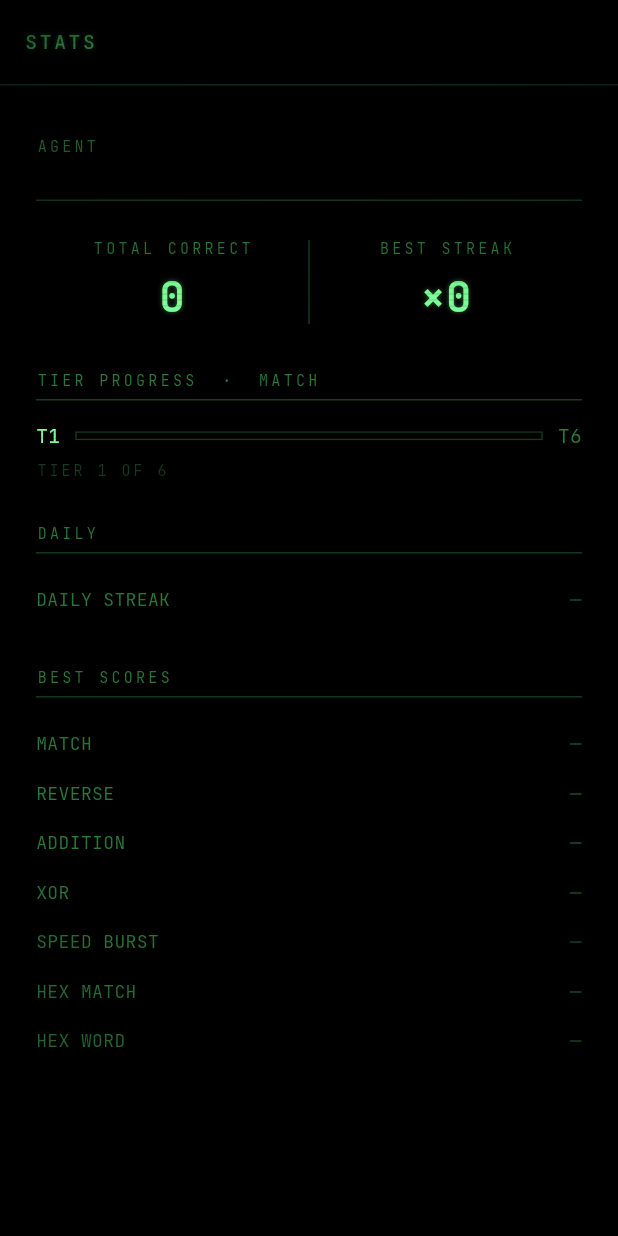
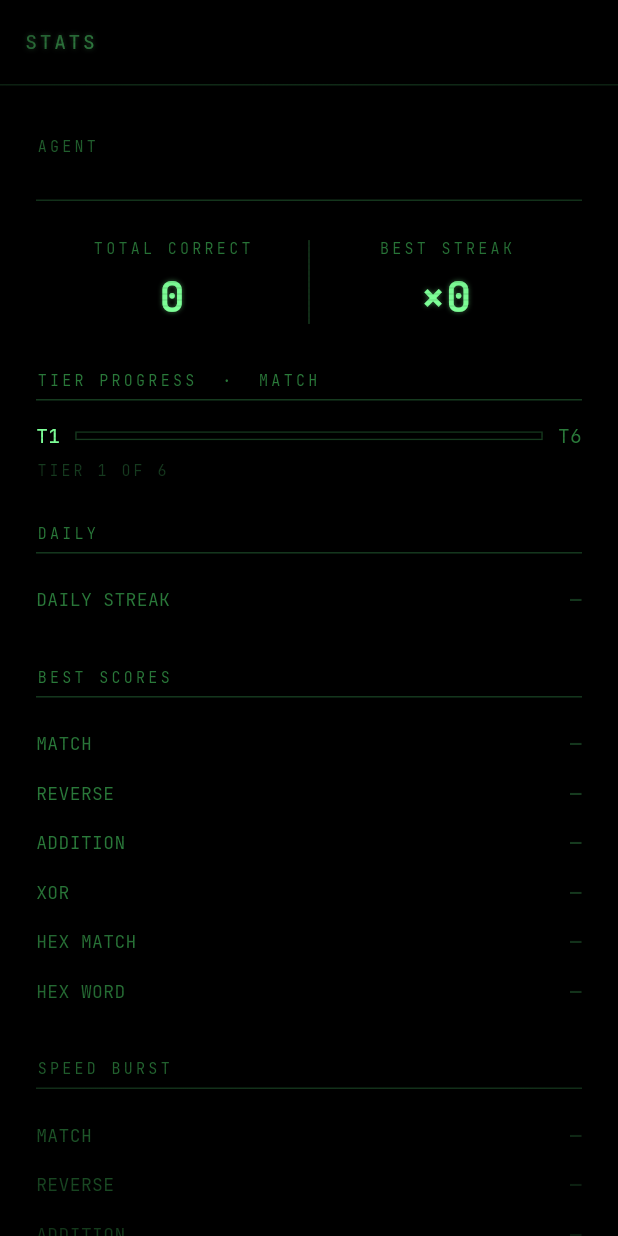
Before and after one commit to jankovicsrb-droid/go-binary-rush, a Flutter app: the ProfileScreen screen opened directly, on a phone screen of 412 x 824 dp. Run offline on Flutter 3.47's test engine with Material 3 defaults, Android fonts, the phone set to English and light mode, and no system bars; our stand-ins replace google_fonts, shared_preferences; accounts and stored records are empty.

Commit message:
Fix daily challenge not tracking total_correct; show all Speed Burst scores in profile
- daily_challenge_screen: _triggerSuccess() now increments total_correct so daily
  completions count toward FIRST BIT / 50 CORRECT / VETERAN achievements
- profile_screen: replace single SPEED BURST entry with dedicated section showing
  all 5 modes (MATCH, REVERSE, ADDITION, XOR, HEX WORD) individually

Co-Authored-By: Claude Sonnet 4.6 <noreply@anthropic.com>

```diff
--- a/lib/screens/daily_challenge_screen.dart
+++ b/lib/screens/daily_challenge_screen.dart
@@ -231,6 +231,7 @@ class _DailyChallengeScreenState extends State<DailyChallengeScreen>
     HapticFeedback.mediumImpact();
     _pulseCtrl.repeat(reverse: true);
     final newResults = List<bool?>.from(_results)..[_current] = true;
+    _prefs!.setInt('total_correct', (_prefs!.getInt('total_correct') ?? 0) + 1);
     setState(() {
       _score += 10;
       _solved = true;
--- a/lib/screens/profile_screen.dart
+++ b/lib/screens/profile_screen.dart
@@ -16,6 +16,7 @@ class _ProfileScreenState extends State<ProfileScreen> {
   int _tier = 1;
   int _dailyStreak = 0;
   Map<String, int> _bests = {};
+  Map<String, int> _speedBests = {};
   bool _loaded = false;
 
   @override
@@ -39,13 +40,19 @@ class _ProfileScreenState extends State<ProfileScreen> {
       _tier         = (prefs.getInt('match_current_tier') ?? 0) + 1;
       _dailyStreak  = prefs.getInt('daily_streak') ?? 0;
       _bests = {
-        'MATCH':       prefs.getInt('match_high_score') ?? 0,
-        'REVERSE':     prefs.getInt('reverse_high_score') ?? 0,
-        'ADDITION':    prefs.getInt('addition_high_score') ?? 0,
-        'XOR':         prefs.getInt('xor_high_score') ?? 0,
-        'SPEED BURST': prefs.getInt('speed_match_high_score') ?? 0,
-        'HEX MATCH':   prefs.getInt('hex_high_score') ?? 0,
-        'HEX WORD':    prefs.getInt('hex_word_high_score') ?? 0,
+        'MATCH':    prefs.getInt('match_high_score') ?? 0,
+        'REVERSE':  prefs.getInt('reverse_high_score') ?? 0,
+        'ADDITION': prefs.getInt('addition_high_score') ?? 0,
+        'XOR':      prefs.getInt('xor_high_score') ?? 0,
+        'HEX MATCH':prefs.getInt('hex_high_score') ?? 0,
+        'HEX WORD': prefs.getInt('hex_word_high_score') ?? 0,
+      };
+      _speedBests = {
+        'MATCH':    prefs.getInt('speed_match_high_score') ?? 0,
+        'REVERSE':  prefs.getInt('speed_reverse_high_score') ?? 0,
+        'ADDITION': prefs.getInt('speed_addition_high_score') ?? 0,
+        'XOR':      prefs.getInt('speed_xor_high_score') ?? 0,
+        'HEX WORD': prefs.getInt('speed_hexWord_high_score') ?? 0,
       };
       _loaded = true;
     });
@@ -87,6 +94,10 @@ class _ProfileScreenState extends State<ProfileScreen> {
                 _divider('BEST SCORES'),
                 const SizedBox(height: 14),
                 ..._bests.entries.map((e) => _statRow(e.key, e.value > 0 ? '${e.value}' : '—')),
+                const SizedBox(height: 28),
+                _divider('SPEED BURST'),
+                const SizedBox(height: 14),
+                ..._speedBests.entries.map((e) => _statRow(e.key, e.value > 0 ? '${e.value}' : '—')),
               ],
             ),
     );
```
